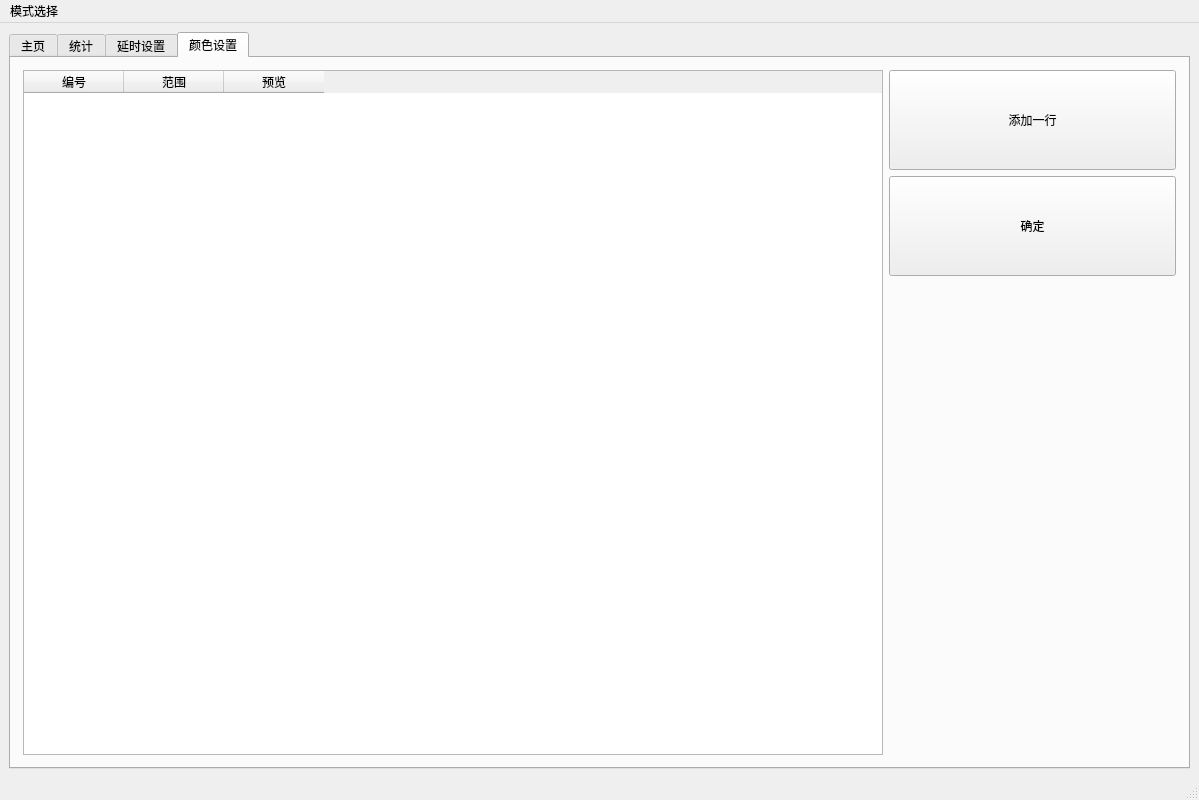
Before: the Qt Designer form source/Ui/.ui/window_main.ui in JIYIC-P/SCSS2, drawn with Qt 5.
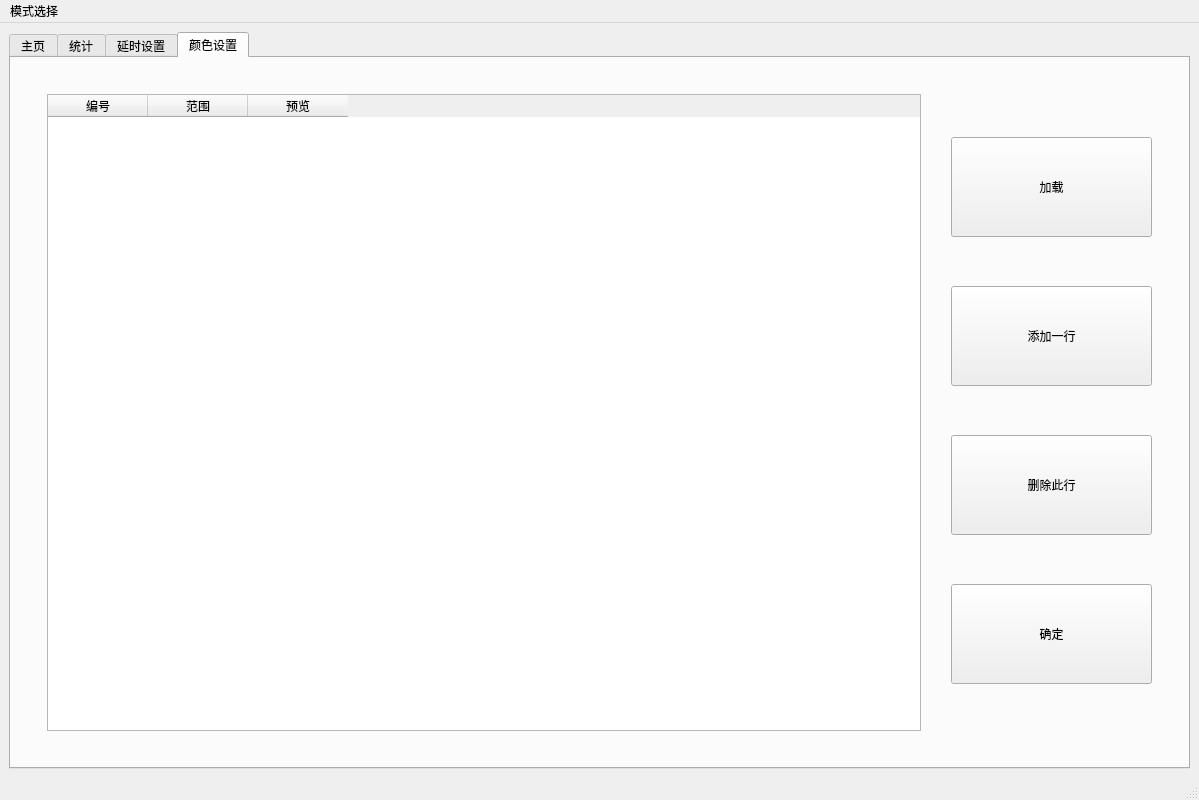
After: the same form once the commit is applied. The open tabs and pages were chosen to show the change.

Diff of the .ui file:
```diff
--- a/source/Ui/.ui/window_main.ui
+++ b/source/Ui/.ui/window_main.ui
@@ -511,62 +511,148 @@
         <property name="bottomMargin">
          <number>12</number>
         </property>
-        <item row="0" column="2">
-         <widget class="QPushButton" name="btn_Add">
-          <property name="sizePolicy">
-           <sizepolicy hsizetype="Expanding" vsizetype="Maximum">
-            <horstretch>0</horstretch>
-            <verstretch>0</verstretch>
-           </sizepolicy>
+        <item row="1" column="0" colspan="3">
+         <layout class="QHBoxLayout" name="horizontalLayout_3" stretch="4,1">
+          <property name="leftMargin">
+           <number>12</number>
           </property>
-          <property name="maximumSize">
-           <size>
-            <width>16777215</width>
-            <height>100</height>
-           </size>
+          <property name="topMargin">
+           <number>12</number>
           </property>
-          <property name="text">
-           <string>添加一行</string>
+          <property name="rightMargin">
+           <number>12</number>
           </property>
-         </widget>
-        </item>
-        <item row="1" column="2">
-         <widget class="QPushButton" name="btn_SetColor">
-          <property name="sizePolicy">
-           <sizepolicy hsizetype="Expanding" vsizetype="Maximum">
-            <horstretch>0</horstretch>
-            <verstretch>0</verstretch>
-           </sizepolicy>
+          <property name="bottomMargin">
+           <number>12</number>
           </property>
-          <property name="maximumSize">
-           <size>
-            <width>16777215</width>
-            <height>100</height>
-           </size>
-          </property>
-          <property name="text">
-           <string>确定</string>
-          </property>
-         </widget>
-        </item>
-        <item row="0" column="0" rowspan="3">
-         <widget class="QTableWidget" name="tab_Color">
-          <column>
-           <property name="text">
-            <string>编号</string>
-           </property>
-          </column>
-          <column>
-           <property name="text">
-            <string>范围</string>
-           </property>
-          </column>
-          <column>
-           <property name="text">
-            <string>预览</string>
-           </property>
-          </column>
-         </widget>
+          <item>
+           <layout class="QVBoxLayout" name="verticalLayout_4">
+            <property name="leftMargin">
+             <number>12</number>
+            </property>
+            <property name="topMargin">
+             <number>12</number>
+            </property>
+            <property name="rightMargin">
+             <number>12</number>
+            </property>
+            <property name="bottomMargin">
+             <number>12</number>
+            </property>
+            <item>
+             <widget class="QTableWidget" name="tab_Color">
+              <column>
+               <property name="text">
+                <string>编号</string>
+               </property>
+              </column>
+              <column>
+               <property name="text">
+                <string>范围</string>
+               </property>
+              </column>
+              <column>
+               <property name="text">
+                <string>预览</string>
+               </property>
+              </column>
+             </widget>
+            </item>
+           </layout>
+          </item>
+          <item>
+           <layout class="QVBoxLayout" name="verticalLayout_5" stretch="1,1,1,1">
+            <property name="leftMargin">
+             <number>12</number>
+            </property>
+            <property name="topMargin">
+             <number>12</number>
+            </property>
+            <property name="rightMargin">
+             <number>12</number>
+            </property>
+            <property name="bottomMargin">
+             <number>12</number>
+            </property>
+            <item>
+             <widget class="QPushButton" name="btn_LoadColor">
+              <property name="sizePolicy">
+               <sizepolicy hsizetype="Minimum" vsizetype="Maximum">
+                <horstretch>0</horstretch>
+                <verstretch>0</verstretch>
+               </sizepolicy>
+              </property>
+              <property name="maximumSize">
+               <size>
+                <width>16777215</width>
+                <height>100</height>
+               </size>
+              </property>
+              <property name="text">
+               <string>加载</string>
+              </property>
+             </widget>
+            </item>
+            <item>
+             <widget class="QPushButton" name="btn_Add">
+              <property name="sizePolicy">
+               <sizepolicy hsizetype="Expanding" vsizetype="Maximum">
+                <horstretch>0</horstretch>
+                <verstretch>0</verstretch>
+               </sizepolicy>
+              </property>
+              <property name="maximumSize">
+               <size>
+                <width>16777215</width>
+                <height>100</height>
+               </size>
+              </property>
+              <property name="text">
+               <string>添加一行</string>
+              </property>
+             </widget>
+            </item>
+            <item>
+             <widget class="QPushButton" name="btn_Delete">
+              <property name="sizePolicy">
+               <sizepolicy hsizetype="Minimum" vsizetype="Maximum">
+                <horstretch>0</horstretch>
+                <verstretch>0</verstretch>
+               </sizepolicy>
+              </property>
+              <property name="maximumSize">
+               <size>
+                <width>16777215</width>
+                <height>100</height>
+               </size>
+              </property>
+              <property name="text">
+               <string>删除此行</string>
+              </property>
+             </widget>
+            </item>
+            <item>
+             <widget class="QPushButton" name="btn_SetColor">
+              <property name="sizePolicy">
+               <sizepolicy hsizetype="Expanding" vsizetype="Maximum">
+                <horstretch>0</horstretch>
+                <verstretch>0</verstretch>
+               </sizepolicy>
+              </property>
+              <property name="maximumSize">
+               <size>
+                <width>16777215</width>
+                <height>100</height>
+               </size>
+              </property>
+              <property name="text">
+               <string>确定</string>
+              </property>
+             </widget>
+            </item>
+           </layout>
+          </item>
+         </layout>
         </item>
        </layout>
       </widget>
```
Left out of the diff: 41 changed lines with no effect on the pictures.
